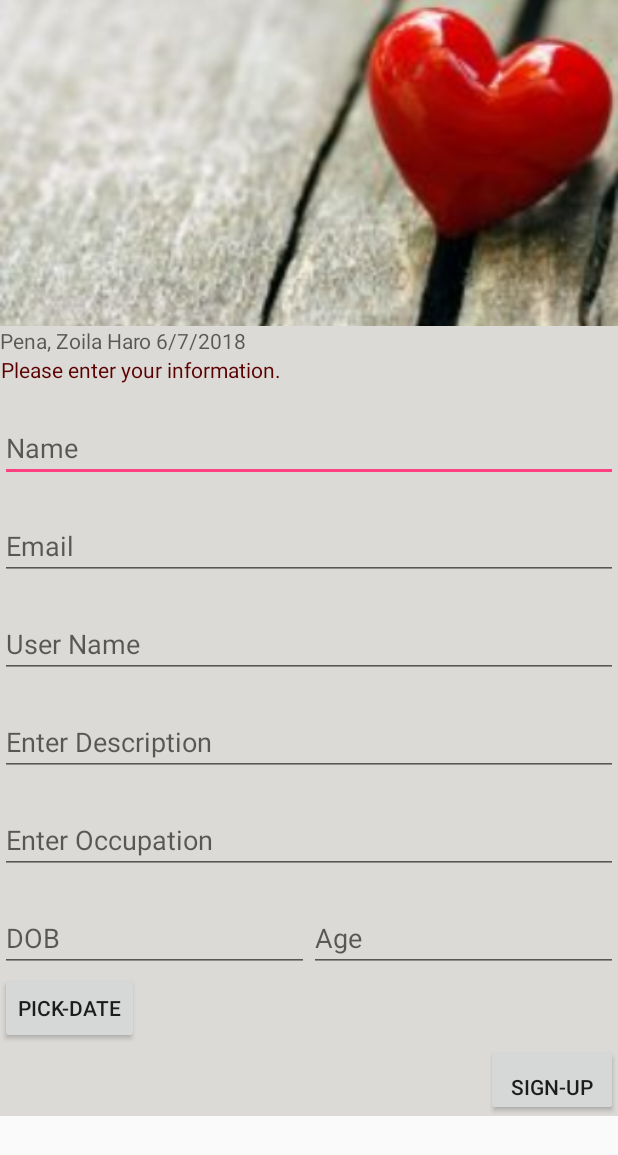
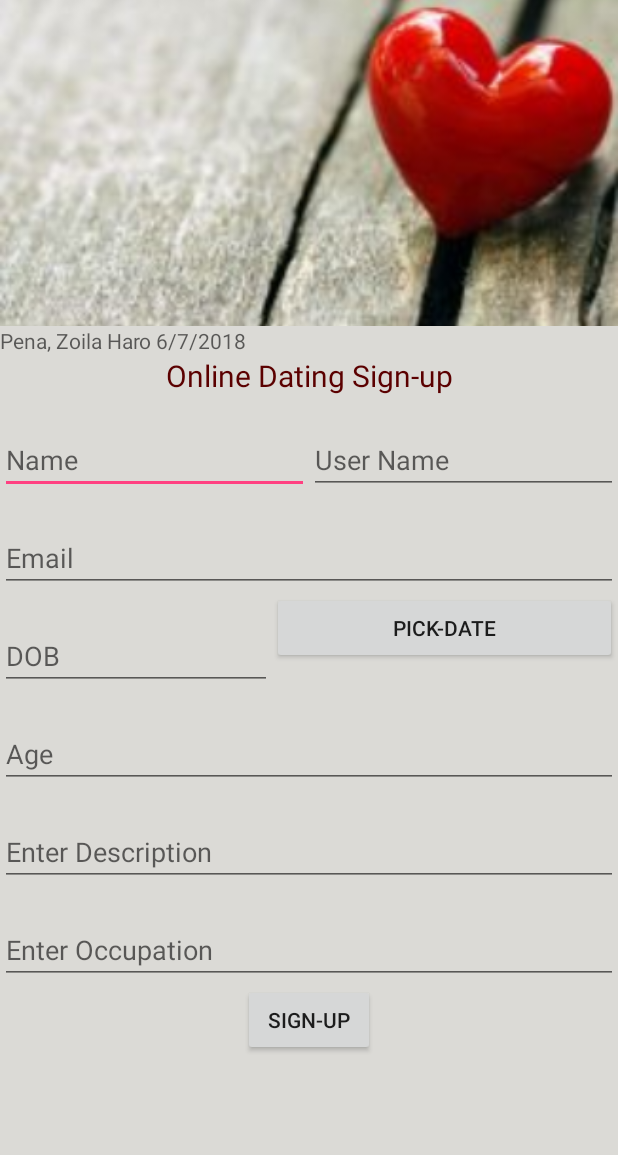
Before and after one commit to zoilaharo/MyApp, an Android app: the screen it shows after launch (MainActivity), on a phone screen of 412 x 824 dp. Shown: the top 1155 px of the screen. Run offline under Robolectric (Android 15) with nearby library versions, the phone set to English and light mode, and no system bars.

Commit message:
Assig 9 - Changes to layout

```diff
--- a/app/src/main/res/layout/activity_main.xml
+++ b/app/src/main/res/layout/activity_main.xml
@@ -2,6 +2,7 @@
 <ScrollView xmlns:android="http://schemas.android.com/apk/res/android"
     android:layout_width="match_parent"
     android:layout_height="match_parent"
+    android:background="#DBDAD6"
     xmlns:tools="http://schemas.android.com/tools">
 
     <LinearLayout
@@ -33,11 +34,18 @@
             android:hint="@string/myinfo_edittext"/>
 
         <TextView
-            android:layout_width="wrap_content"
-            android:layout_height="wrap_content"
+            android:layout_width="match_parent"
+            android:layout_height="match_parent"
             android:gravity="center"
             android:textColor="#5B0000"
+            android:textSize="20sp"
             android:text="@string/header"/>
+
+    <LinearLayout
+        android:layout_width="match_parent"
+        android:layout_height="match_parent"
+        android:orientation="horizontal"
+        android:weightSum="2">
 
         <EditText
             android:id="@+id/name_edittext"
@@ -47,8 +55,21 @@
             android:inputType="text"
             android:textColor="#5B0000"
             android:hint="@string/name"
-            android:imeOptions="flagNoExtractUi"/>
+            android:imeOptions="flagNoExtractUi"
+            android:layout_weight="1"/>
 
+        <EditText
+            android:id="@+id/username_edittext"
+            android:layout_width="match_parent"
+            android:layout_height="wrap_content"
+            android:layout_marginTop="@dimen/textview_top20"
+            android:textColor="#5B0000"
+            android:inputType="text"
+            android:hint="@string/username"
+            android:imeOptions="flagNoExtractUi"
+            android:layout_weight="1"/>
+
+    </LinearLayout>
         <EditText
             android:id="@+id/email_edittext"
             android:layout_width="match_parent"
@@ -59,15 +80,46 @@
             android:hint="@string/email"
             android:imeOptions="flagNoExtractUi"/>
 
+        <TableLayout xmlns:android="http://schemas.android.com/apk/res/android"
+            xmlns:app="http://schemas.android.com/apk/res-auto"
+            xmlns:tools="http://schemas.android.com/tools"
+            android:layout_width="wrap_content"
+            android:layout_height="wrap_content"
+            tools:context=".TableLayoutExampleActivity"
+            android:shrinkColumns="2"
+            android:stretchColumns="0,1">
+        <TableRow>
+            <EditText
+                android:id="@+id/birthday_edittext"
+                android:layout_width="match_parent"
+                android:layout_height="wrap_content"
+                android:inputType="date"
+                android:layout_marginTop="@dimen/textview_top20"
+                android:textColor="#5B0000"
+                android:hint="@string/dob"
+                android:imeOptions="flagNoExtractUi"/>
+
+
+               <Button
+                   android:id="@+id/datePickerDialogButton"
+                   android:layout_width="wrap_content"
+                   android:layout_height="wrap_content"
+                   android:text="@string/pickdate"
+                   />
+            </TableRow>
+
+        </TableLayout>
+
         <EditText
-            android:id="@+id/username_edittext"
+            android:id="@+id/age_edittext"
             android:layout_width="match_parent"
             android:layout_height="wrap_content"
+            android:inputType="date"
             android:layout_marginTop="@dimen/textview_top20"
             android:textColor="#5B0000"
-            android:inputType="text"
-            android:hint="@string/username"
-            android:imeOptions="flagNoExtractUi"/>
+            android:hint="@string/age"
+            android:imeOptions="flagNoExtractUi"
+            android:layout_weight="1"/>
 
         <EditText
             android:id="@+id/description_edittext"
@@ -88,50 +140,16 @@
             android:inputType="text"
             android:hint="@string/occupation"
             android:imeOptions="flagNoExtractUi"/>
-        <LinearLayout
-            android:layout_width="match_parent"
-            android:layout_height="wrap_content"
-            android:orientation="horizontal"
-            android:weightSum="2">
-
-            <EditText
-                android:id="@+id/birthday_edittext"
-                android:layout_width="match_parent"
-                android:layout_height="wrap_content"
-                android:inputType="date"
-                android:layout_marginTop="@dimen/textview_top20"
-                android:textColor="#5B0000"
-                android:hint="@string/dob"
-                android:imeOptions="flagNoExtractUi"
-                android:layout_weight="1"/>
-
-            <EditText
-                android:id="@+id/age_edittext"
-                android:layout_width="match_parent"
-                android:layout_height="wrap_content"
-                android:inputType="date"
-                android:layout_marginTop="@dimen/textview_top20"
-                android:textColor="#5B0000"
-                android:hint="@string/age"
-                android:imeOptions="flagNoExtractUi"
-                android:layout_weight="1"/>
-        </LinearLayout>
 
 
 
-        <Button
-            android:id="@+id/datePickerDialogButton"
-            android:layout_width="wrap_content"
-            android:layout_height="wrap_content"
-            android:text="@string/pickdate"
-            />
 
         <Button
             android:id="@+id/signup_button"
             android:layout_width="wrap_content"
             android:layout_height="wrap_content"
-            android:layout_gravity="end"
-            android:gravity="center_horizontal|bottom"
+            android:shadowColor="@color/button_grey"
+            android:layout_gravity="center_vertical|center_horizontal"
             android:text="@string/signup" android:onClick="onClick"/>
 
     </LinearLayout>
--- a/app/src/main/res/layout/item_matches.xml
+++ b/app/src/main/res/layout/item_matches.xml
@@ -3,6 +3,7 @@
 <android.support.v7.widget.CardView xmlns:android="http://schemas.android.com/apk/res/android"
     xmlns:app="http://schemas.android.com/apk/res-auto"
     xmlns:tools="http://schemas.android.com/tools"
+    android:background="#DBDAD6"
     android:id="@+id/card_view"
     android:layout_width="match_parent"
     android:layout_height="@dimen/card_height"
--- a/app/src/main/res/layout/item_profile.xml
+++ b/app/src/main/res/layout/item_profile.xml
@@ -2,6 +2,7 @@
 <ScrollView xmlns:android="http://schemas.android.com/apk/res/android"
     android:layout_width="match_parent"
     android:layout_height="match_parent"
+    android:background="#DBDAD6"
     xmlns:app="http://schemas.android.com/apk/res-auto">
 
     <LinearLayout
@@ -34,7 +35,10 @@
         <TextView
             android:id="@+id/textView"
             android:layout_width="match_parent"
-            android:layout_height="wrap_content"
+            android:layout_height="match_parent"
+            android:textSize="20sp"
+            android:textColor="#5B0000"
+            android:gravity="center"
             android:hint="@string/myprofile"
             />
         <LinearLayout
--- a/app/src/main/res/values/strings.xml
+++ b/app/src/main/res/values/strings.xml
@@ -1,7 +1,7 @@
 <resources>
     <string name="app_name">Dating Website</string>
     <string name="myinfo_edittext">Pena, Zoila Haro 6/7/2018</string>
-    <string name="header">Please enter your information.</string>
+    <string name="header">Online Dating Sign-up</string>
     <string name="feedbacktitle">Enter your name</string>
     <string name="feedbackemail">Enter your email</string>
     <string name="feedbackusername">Enter your user name</string>
```
Also changed, not shown: app/src/main/res/layout/item_settings.xml (+35 -32 lines).
